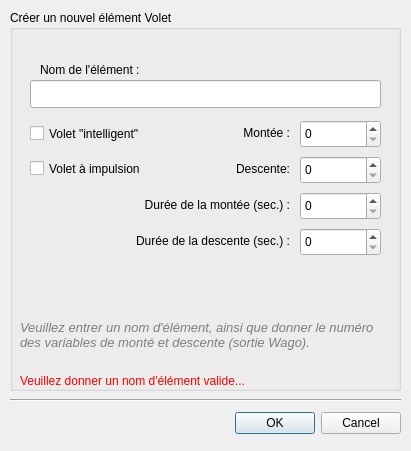
First picture: the form in data/dialognewvolet.ui, repository calaos/calaos_installer, before the edit.
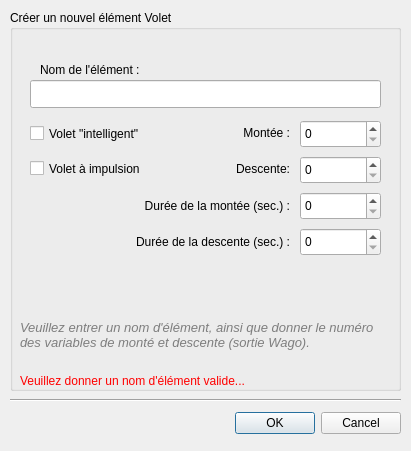
Second picture: the form after the edit. Icons and pictures are not drawn.

Commit message: Fix maximum value for time up/down

```diff
--- a/data/dialognewvolet.ui
+++ b/data/dialognewvolet.ui
@@ -337,10 +337,10 @@
    <widget class="QLabel" name="label_time_down">
     <property name="geometry">
      <rect>
-      <x>70</x>
+      <x>19</x>
       <y>222</y>
-      <width>210</width>
-      <height>18</height>
+      <width>261</width>
+      <height>20</height>
      </rect>
     </property>
     <property name="text">
@@ -363,10 +363,10 @@
    <widget class="QLabel" name="label_time_up">
     <property name="geometry">
      <rect>
-      <x>70</x>
+      <x>19</x>
       <y>186</y>
-      <width>210</width>
-      <height>18</height>
+      <width>261</width>
+      <height>20</height>
      </rect>
     </property>
     <property name="text">
```
Left out of the diff: 6 changed lines with no effect on the pictures.
